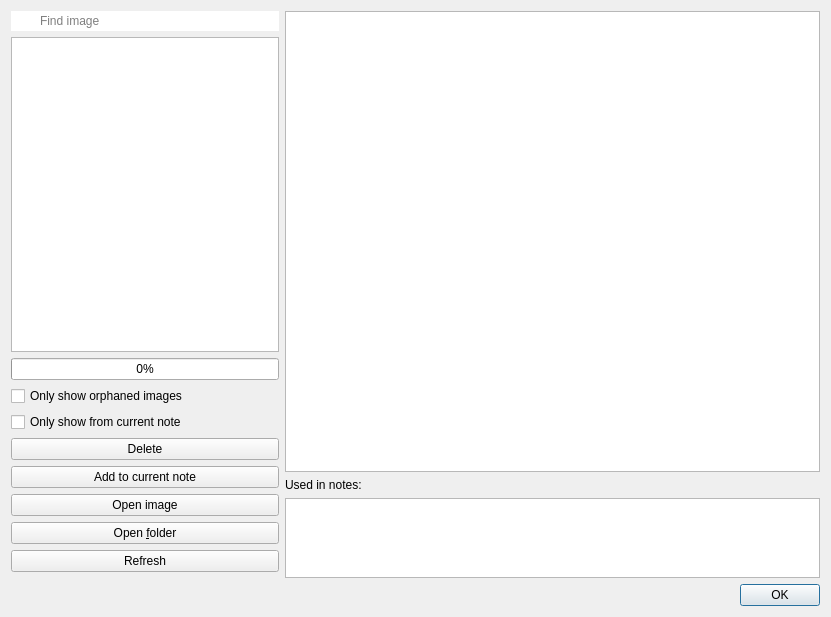
Old version of the form src/dialogs/storedimagesdialog.ui in the repository pbek/QOwnNotes.
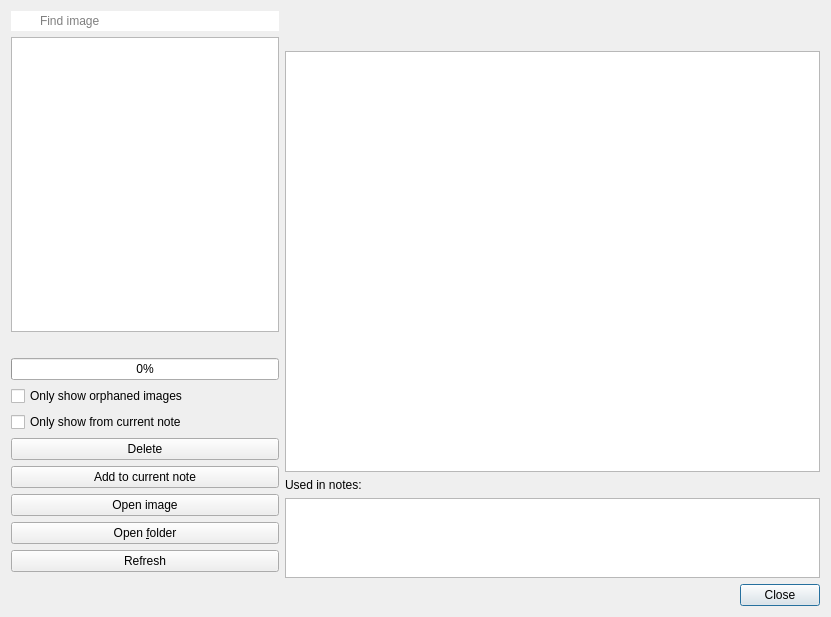
New version of the form. Icons and pictures are not drawn. Custom widgets are drawn as their Qt base class.

Commit message: storedmedia: polish stored images and attachments dialogs

```diff
--- a/src/dialogs/storedimagesdialog.ui
+++ b/src/dialogs/storedimagesdialog.ui
@@ -20,7 +20,7 @@
       <enum>Qt::Orientation::Horizontal</enum>
      </property>
      <property name="standardButtons">
-      <set>QDialogButtonBox::StandardButton::Ok</set>
+      <set>QDialogButtonBox::StandardButton::Close</set>
      </property>
     </widget>
    </item>
@@ -51,7 +51,7 @@
       <property name="bottomMargin">
        <number>0</number>
       </property>
-      <item row="5" column="0">
+      <item row="6" column="0">
        <widget class="QPushButton" name="deleteButton">
         <property name="toolTip">
          <string>Delete selected images</string>
@@ -86,7 +86,7 @@
         </property>
        </widget>
       </item>
-      <item row="10" column="0">
+      <item row="11" column="0">
        <widget class="QPushButton" name="refreshButton">
         <property name="text">
          <string>Refresh</string>
@@ -97,6 +97,13 @@
         </property>
        </widget>
       </item>
+      <item row="2" column="0">
+       <widget class="QLabel" name="fileCountLabel">
+        <property name="text">
+         <string notr="true"/>
+        </property>
+       </widget>
+      </item>
       <item row="1" column="0">
        <widget class="QTreeWidget" name="fileTreeWidget">
         <property name="contextMenuPolicy">
@@ -108,6 +115,9 @@
         <property name="selectionMode">
          <enum>QAbstractItemView::SelectionMode::ExtendedSelection</enum>
         </property>
+        <property name="alternatingRowColors">
+         <bool>true</bool>
+        </property>
         <property name="rootIsDecorated">
          <bool>false</bool>
         </property>
@@ -121,7 +131,7 @@
         </column>
        </widget>
       </item>
-      <item row="7" column="0">
+      <item row="8" column="0">
        <widget class="QPushButton" name="insertButton">
         <property name="toolTip">
          <string>Add selected images to the current note</string>
@@ -135,7 +145,7 @@
         </property>
        </widget>
       </item>
-      <item row="9" column="0">
+      <item row="10" column="0">
        <widget class="QPushButton" name="openFolderButton">
         <property name="toolTip">
          <string>Open the media folder</string>
@@ -149,7 +159,7 @@
         </property>
        </widget>
       </item>
-      <item row="3" column="0">
+      <item row="4" column="0">
        <widget class="QCheckBox" name="orphanedCheckBox">
         <property name="toolTip">
          <string>Only show images that are not used in notes</string>
@@ -159,7 +169,7 @@
         </property>
        </widget>
       </item>
-      <item row="8" column="0">
+      <item row="9" column="0">
        <widget class="QPushButton" name="openFileButton">
         <property name="toolTip">
          <string>Open image externally</string>
@@ -173,14 +183,14 @@
         </property>
        </widget>
       </item>
-      <item row="2" column="0">
+      <item row="3" column="0">
        <widget class="QProgressBar" name="progressBar">
         <property name="value">
          <number>0</number>
         </property>
        </widget>
       </item>
-      <item row="4" column="0">
+      <item row="5" column="0">
        <widget class="QCheckBox" name="currentNoteCheckBox">
         <property name="toolTip">
          <string>Only show images that are used in the current note</string>
@@ -220,7 +230,7 @@
       <property name="bottomMargin">
        <number>0</number>
       </property>
-      <item row="1" column="0">
+      <item row="3" column="0">
        <widget class="QFrame" name="notesFrame">
         <property name="frameShape">
          <enum>QFrame::Shape::NoFrame</enum>
@@ -239,7 +249,7 @@
           <number>0</number>
          </property>
          <item>
-          <widget class="QLabel" name="label">
+          <widget class="QLabel" name="usedInNotesLabel">
            <property name="text">
             <string>Used in notes:</string>
            </property>
@@ -282,7 +292,43 @@
        </widget>
       </item>
       <item row="0" column="0">
-       <widget class="QGraphicsView" name="graphicsView"/>
+       <widget class="QLabel" name="previewHeaderLabel">
+        <property name="text">
+         <string notr="true"/>
+        </property>
+        <property name="textFormat">
+         <enum>Qt::TextFormat::PlainText</enum>
+        </property>
+        <property name="textInteractionFlags">
+         <set>Qt::TextInteractionFlag::TextSelectableByMouse</set>
+        </property>
+       </widget>
+      </item>
+      <item row="1" column="0">
+       <widget class="QLabel" name="previewDetailLabel">
+        <property name="text">
+         <string notr="true"/>
+        </property>
+        <property name="textFormat">
+         <enum>Qt::TextFormat::PlainText</enum>
+        </property>
+        <property name="wordWrap">
+         <bool>true</bool>
+        </property>
+        <property name="textInteractionFlags">
+         <set>Qt::TextInteractionFlag::TextSelectableByMouse</set>
+        </property>
+       </widget>
+      </item>
+      <item row="2" column="0">
+       <widget class="QGraphicsView" name="graphicsView">
+        <property name="sizePolicy">
+         <sizepolicy hsizetype="Expanding" vsizetype="Expanding">
+          <horstretch>0</horstretch>
+          <verstretch>1</verstretch>
+         </sizepolicy>
+        </property>
+       </widget>
       </item>
      </layout>
     </widget>
```
The commit also changes 6 other files.
